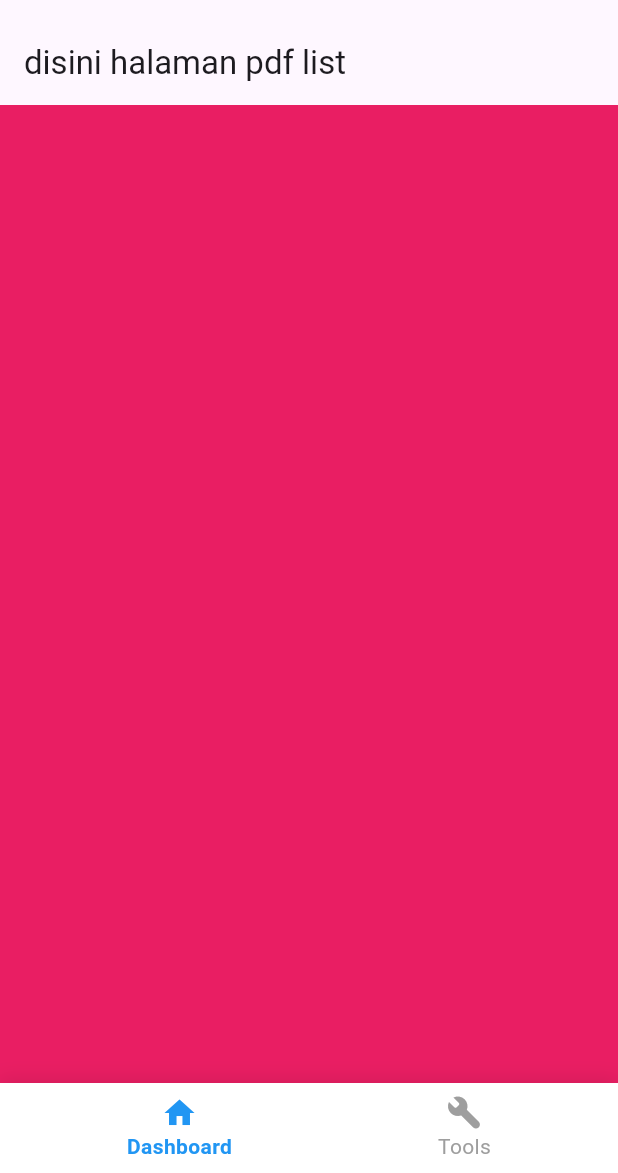
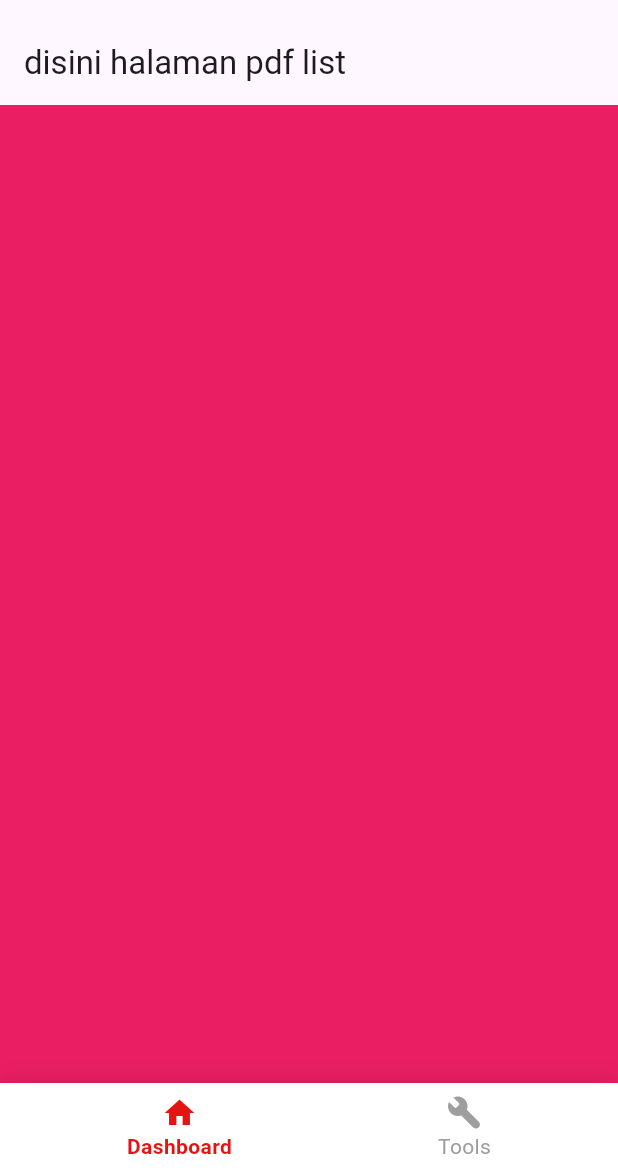
Before and after one commit to mkdm54/easyPDF-app, a Flutter app: the screen it shows after launch, on a phone screen of 412 x 824 dp, the part 63-1236 px from its top. Run offline on Flutter 3.47's test engine with Material 3 defaults, Android fonts, the phone set to English and light mode, and no system bars.

Commit message:
STYLE : ubah warna indikator aktif pada bottomNavbar

```diff
--- a/lib/widgets/custom_bottom_navbar.dart
+++ b/lib/widgets/custom_bottom_navbar.dart
@@ -46,11 +46,11 @@ class CustomNavbar extends StatelessWidget {
       child: Column(
         mainAxisSize: MainAxisSize.min,
         children: [
-          Icon(icon, color: isActive ? Colors.blue : Colors.grey),
+          Icon(icon, color: isActive ? Color.fromARGB(255, 230, 19, 19) : Colors.grey),
           Text(
             label,
             style: TextStyle(
-              color: isActive ? Colors.blue : Colors.grey,
+              color: isActive ? const Color.fromARGB(255, 230, 19, 19) : Colors.grey,
               fontWeight: isActive ? FontWeight.bold : FontWeight.normal,
             ),
           ),
```
